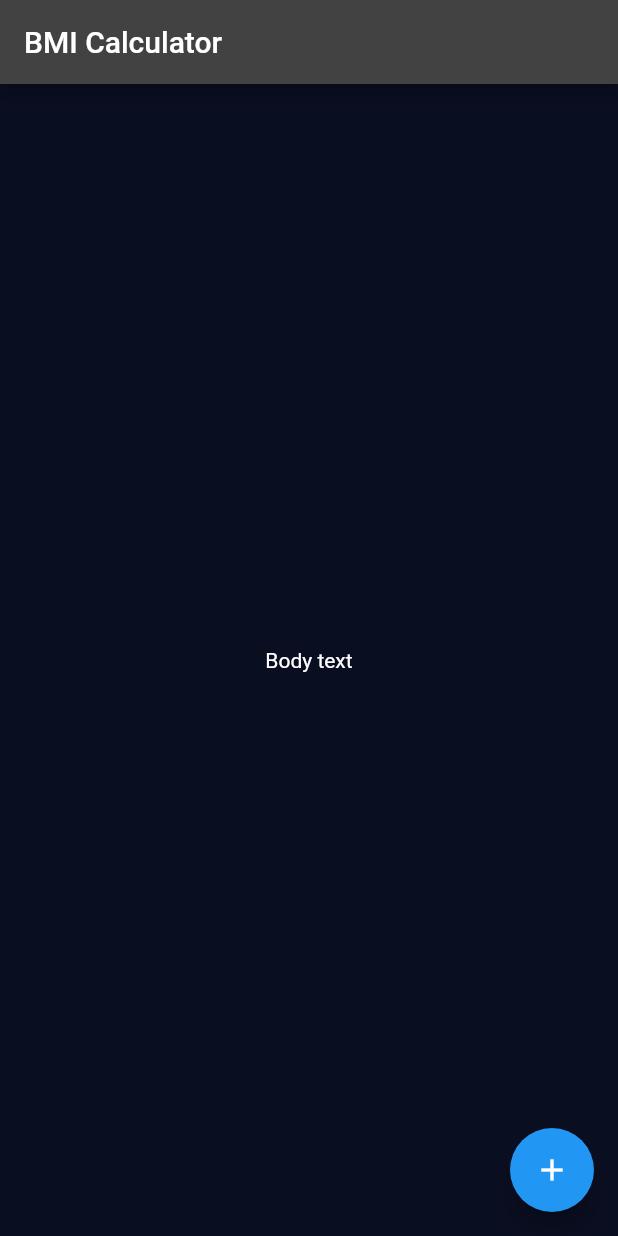
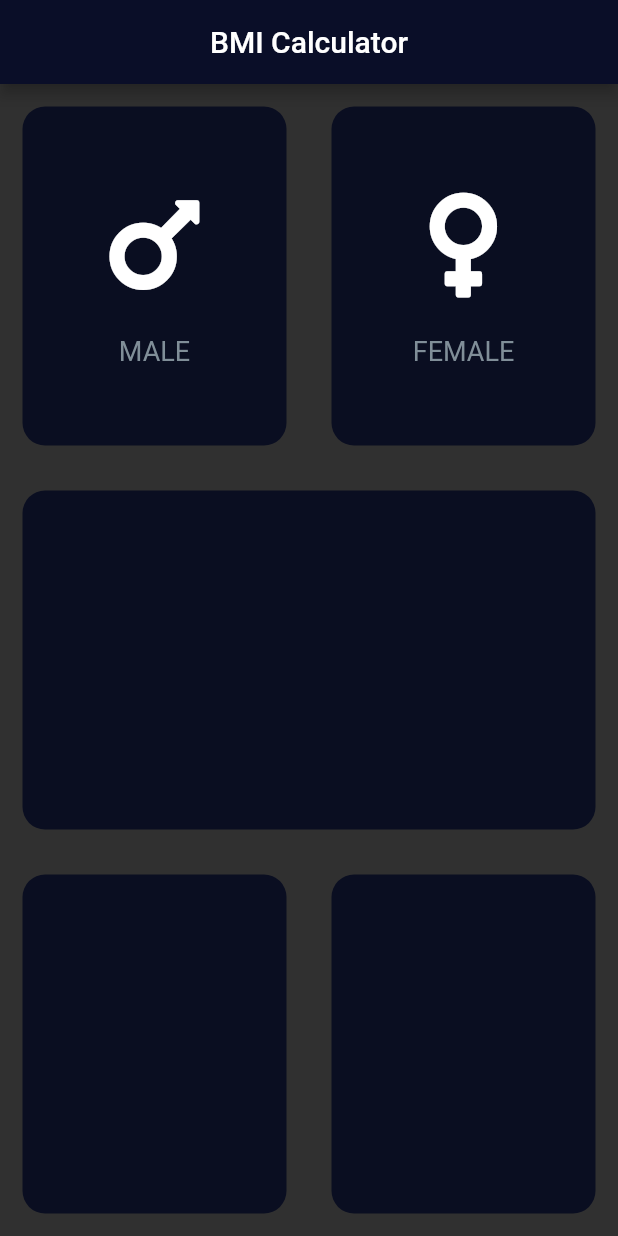
Before and after one commit to LivingstonTardzenyuy/Flutter_Professional_Course, a Flutter app: the screen it shows after launch, on a phone screen of 412 x 824 dp. Run offline on Flutter 3.47's test engine with Material 2 defaults, Android fonts, the phone set to English and light mode, and no system bars; our stand-ins replace audioplayers, font_awesome_flutter, rflutter_alert.

Commit message:
added icons.dart, input_page.dart and much more

```diff
--- /dev/null
+++ b/flutter_course/bmi_measurement/lib/icons.dart
@@ -0,0 +1,40 @@
+import 'package:flutter/material.dart';
+import 'input_page.dart';
+
+const labelTextStyle = TextStyle(
+  fontSize: 18.0,
+  color: Color(0xFF808E98),
+);
+
+const sizeIcon = 80.0;
+
+class ReusableStyle extends StatelessWidget {
+
+  final IconData? icon;
+  final String label;
+
+  ReusableStyle({this.icon,required this.label});
+
+  @override
+  Widget build(BuildContext context) {
+    return Column(
+      mainAxisAlignment: MainAxisAlignment.center,
+      children: <Widget>[
+        Icon(
+          icon,
+          size: sizeIcon
+
+        ),
+
+        SizedBox(height: 20.0),
+
+        Text(
+          label,
+          style: labelTextStyle,
+        )
+
+      ],
+
+    );
+  }
+}
--- /dev/null
+++ b/flutter_course/bmi_measurement/lib/input_page.dart
@@ -0,0 +1,123 @@
+import 'package:flutter/material.dart';
+import 'package:font_awesome_flutter/font_awesome_flutter.dart';
+import 'reusableCard.dart';
+import 'icons.dart';
+
+class InputPage extends StatefulWidget {
+
+  @override
+  State<InputPage> createState() => _InputPageState();
+}
+
+const colorTheme = Color(0xFF0A0E28);
+const marginContainer = EdgeInsets.all(15.0);
+const inactiveCardColour = Color(0xFF111328);
+
+class _InputPageState extends State<InputPage> {
+
+  Color maleCardColour = inactiveCardColour;
+  Color femaleCardColour = inactiveCardColour;
+
+  // 1 = male , 2 = female
+  void updateColour(int press){
+    if (maleCardColour == 1){
+      if (maleCardColour == inactiveCardColour){
+        maleCardColour = colorTheme;
+        femaleCardColour = inactiveCardColour;
+      }
+    }
+
+    if (femaleCardColour == 2){
+      if (femaleCardColour == 2){
+        if(femaleCardColour == inactiveCardColour){
+          femaleCardColour = colorTheme;
+          maleCardColour = inactiveCardColour;
+        }
+      }
+    }
+  }
+
+  @override
+  Widget build(BuildContext context) {
+    return Scaffold(
+      appBar: AppBar(
+        title: Text('BMI Calculator'),
+        centerTitle: true,
+        backgroundColor: Color(0xFF0A0E28),
+      ),
+
+      body: Column(
+        children: <Widget>[
+          Expanded(
+            child: Row(
+              children: <Widget>[
+                Expanded(child: GestureDetector(
+                  onTap: () {
+
+                    setState(() {
+                      updateColour(1);
+                    });
+
+                  },
+
+                  child: ReusableCard(colour: maleCardColour,
+                    cardChild: ReusableStyle(
+                      icon: FontAwesomeIcons.mars, label: 'MALE',
+                    ),
+                  ),
+                ),
+                ),
+
+
+
+                Expanded(
+                  child: GestureDetector(
+                    onTap: () {
+                      setState(() {
+                        updateColour(2);
+                      });
+                    },
+                    child: GestureDetector(
+                      onTap: () {
+
+                      },
+
+
+                      child: ReusableCard(colour: femaleCardColour,
+                      cardChild: ReusableStyle(icon: FontAwesomeIcons.venus, label: 'FEMALE')
+                        ),
+                    ),
+                  ),
+                ),
+
+              ],
+
+            ),
+          ),
+
+          Expanded(
+            child: ReusableCard(colour: colorTheme,
+            ),
+          ),
+
+
+          Expanded(
+            child: Row(
+            children: <Widget>[
+              Expanded(
+                child: ReusableCard(colour: colorTheme,),
+              ),
+
+              Expanded(
+                child: ReusableCard(colour: colorTheme,),
+              ),
+            ],
+            ),
+          )
+        ],
+
+      ),
+    );
+
+  }
+}
--- a/flutter_course/bmi_measurement/lib/main.dart
+++ b/flutter_course/bmi_measurement/lib/main.dart
@@ -1,4 +1,5 @@
 import 'package:flutter/material.dart';
+import 'input_page.dart';
 
 void main() => runApp(BMICalculator());
 
@@ -7,49 +8,14 @@ class BMICalculator extends StatelessWidget {
   @override
   Widget build(BuildContext context) {
     return MaterialApp(
-      theme: ThemeData(
-        brightness: Brightness.dark,
-        primaryColor: Color(0xFF0A0E21),
-        scaffoldBackgroundColor: Color(0xFF0A0E21),
-        textTheme: TextTheme(
-            bodyLarge : TextStyle(color: Colors.white),
-        )
-        // accentColor: Colors.purple,
+      theme: ThemeData.dark().copyWith(
+            brightness: Brightness.dark,
+            primaryColor: Color(0xFF0A0E21),
+            // scaffoldBackgroundColor: Color(0xFF0A0E21),
+
+
       ),
       home: InputPage(),
     );
   }
 }
-
-
-class InputPage extends StatefulWidget {
-
-  @override
-  State<InputPage> createState() => _InputPageState();
-}
-
-class _InputPageState extends State<InputPage> {
-  @override
-  Widget build(BuildContext context) {
-    return Scaffold(
-      appBar: AppBar(
-        title: Text('BMI Calculator'),
-      ),
-        body: Center(
-          child: Text('Body text'),
-
-
-        ),
-
-        floatingActionButton: Theme(
-          data: ThemeData.light(),
-          child: FloatingActionButton(
-
-            onPressed: () {},
-            child: Icon(Icons.add),
-          ),
-        ),
-
-    );
-  }
-}
--- /dev/null
+++ b/flutter_course/bmi_measurement/lib/reusableCard.dart
@@ -0,0 +1,23 @@
+import 'package:flutter/material.dart';
+import 'input_page.dart';
+
+class ReusableCard extends StatelessWidget {
+
+  ReusableCard({required this.colour, this.cardChild});
+
+  final Color colour;
+  final Widget? cardChild;
+
+
+  @override
+  Widget build(BuildContext context) {
+    return Container(
+      child: cardChild,
+      margin: marginContainer,
+      decoration: BoxDecoration(
+        color: Color(0xFF0A0E21),
+        borderRadius: BorderRadius.circular(15.0),
+      ),
+    );
+  }
+}
--- a/flutter_course/bmi_measurement/pubspec.yaml
+++ b/flutter_course/bmi_measurement/pubspec.yaml
@@ -35,6 +35,7 @@ dependencies:
   # The following adds the Cupertino Icons font to your application.
   # Use with the CupertinoIcons class for iOS style icons.
   cupertino_icons: ^1.0.2
+  font_awesome_flutter: ^9.2.0
 
 dev_dependencies:
   flutter_test:
```
Also changed, not shown: flutter_course/bmi_measurement/pubspec.lock.
